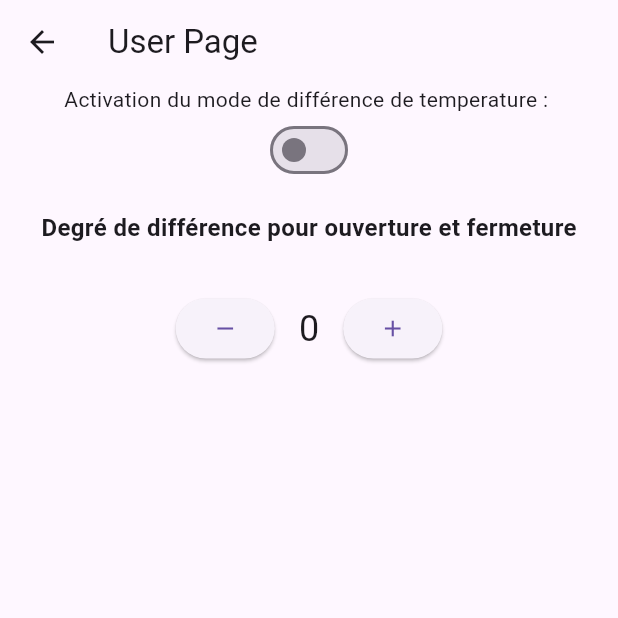
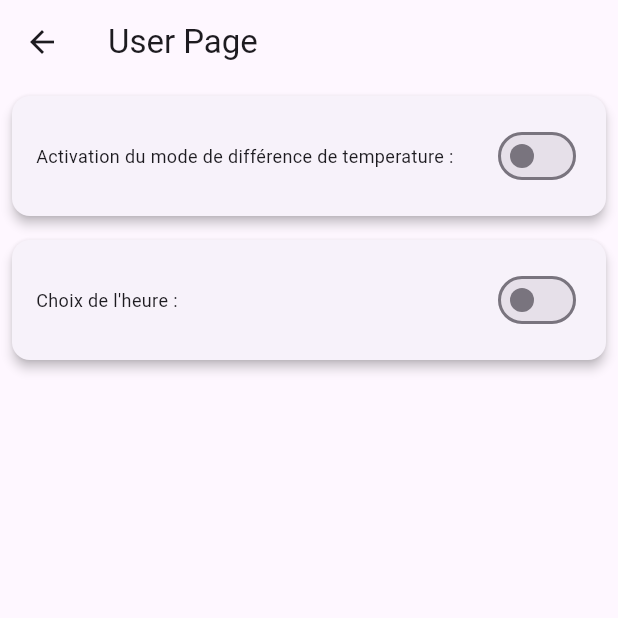
Before and after one commit to GaetanCrabeels/SmartShade, a Flutter app: the UserPage screen opened directly, on a phone screen of 412 x 824 dp, the top half of it. Run offline on Flutter 3.47's test engine with Material 3 defaults, Android fonts, the phone set to English and light mode, and no system bars; our stand-ins replace cloud_firestore, firebase_auth, firebase_core, geolocator; accounts and stored records are empty; network calls fail.

Commit message:
front modification and addition of the hour selection for the autmation

```diff
--- a/lib/screens/sign_up.dart
+++ b/lib/screens/sign_up.dart
@@ -71,6 +71,9 @@ class _SignUpState extends State<SignUp> {
                   'house_temperature': 20,
                   'shutter_temperature_delta_bool': false,
                   'shutter_temperature_delta': 2,
+                  'shutter_hour_bool': false,
+                  'shutter_hour_open': 08.00,
+                  'shutter_hour_close': 20.00,
                 });
 
                 setState(() {
--- a/lib/screens/user_page.dart
+++ b/lib/screens/user_page.dart
@@ -1,18 +1,16 @@
+import 'package:flutter/material.dart';
 import 'package:cloud_firestore/cloud_firestore.dart';
 import 'package:firebase_auth/firebase_auth.dart';
 import 'package:flutter/foundation.dart';
-import 'package:flutter/material.dart';
 
 class UserPage extends StatefulWidget {
-  // ignore: non_constant_identifier_names
   final String user_name;
   final FirebaseFirestore firestore;
-  // ignore: non_constant_identifier_names
+
   const UserPage({Key? key, required this.user_name, required this.firestore})
       : super(key: key);
 
   @override
-  // ignore: library_private_types_in_public_api
   _UserPageState createState() => _UserPageState();
 }
 
@@ -21,6 +19,11 @@ class _UserPageState extends State<UserPage> {
   String? _userId;
   late String _houseId = '0';
   late bool useTemperatureDelta = false;
+  late bool useHour = false;
+  late double _hourOpening = 0;
+  late double _hourClosing = 0;
+  late String printHourOpening = '';
+  late String printHourClosing = '';
 
   CollectionReference houses = FirebaseFirestore.instance.collection('houses');
 
@@ -52,6 +55,12 @@ class _UserPageState extends State<UserPage> {
                 _degreeDiff = houseSnapshot['shutter_temperature_delta'];
                 useTemperatureDelta =
                     houseSnapshot['shutter_temperature_delta_bool'];
+                useHour = houseSnapshot['shutter_hour_bool'];
+                _hourOpening = houseSnapshot['shutter_hour_open'];
+                _hourClosing = houseSnapshot['shutter_hour_close'];
+
+                printHourOpening = convertToHourMinute(_hourOpening);
+                printHourClosing = convertToHourMinute(_hourClosing);
               });
             } else {
               if (kDebugMode) {
@@ -88,43 +97,48 @@ class _UserPageState extends State<UserPage> {
 
           return Column(
             children: [
-              const Text('Activation du mode de différence de temperature : '),
-              Switch(
+              buildSwitchCard(
+                title: 'Activation du mode de différence de temperature : ',
                 value: useTemperatureDelta,
                 onChanged: (value) {
                   _updateTemperatureDelta(value);
                 },
               ),
-              Container(
-                padding: const EdgeInsets.all(16.0),
-                alignment: Alignment.center,
-                child: const Text(
-                  'Degré de différence pour ouverture et fermeture',
-                  style: TextStyle(fontSize: 16, fontWeight: FontWeight.bold),
+              buildSwitchCard(
+                title: 'Choix de l\'heure : ',
+                value: useHour,
+                onChanged: (value) {
+                  _updateHour(value);
+                },
               ),
-              ),
-              Container(
-                padding: const EdgeInsets.all(16.0),
-                alignment: Alignment.center,
-                child: Row(
+              if (useTemperatureDelta)
+                buildCard(
+                  title: 'Degré de différence pour ouverture et fermeture',
+                  content: Row(
                     mainAxisAlignment: MainAxisAlignment.center,
                     children: [
-                    ElevatedButton(
-                      onPressed: _decrementNumber,
-                      child: const Icon(Icons.remove),
-                    ),
+                      buildElevatedButton(_decrementNumber, Icons.remove),
                       const SizedBox(width: 16),
                       Text(
                         '$_degreeDiff',
                         style: const TextStyle(fontSize: 24),
                       ),
                       const SizedBox(width: 16),
-                    ElevatedButton(
-                      onPressed: _incrementNumber,
-                      child: const Icon(Icons.add),
-                    ),
+                      buildElevatedButton(_incrementNumber, Icons.add),
                     ],
                   ),
+                ),
+              if (useHour)
+                buildTimeSelectionCard(
+                  title: 'Heure d\'ouverture des volets : ',
+                  onPressed: () => _selectTime(context, true),
+                  content: Text(printHourOpening),
+                ),
+              if (useHour)
+                buildTimeSelectionCard(
+                  title: 'Heure de fermeture des volets : ',
+                  onPressed: () => _selectTime(context, false),
+                  content: Text(printHourClosing),
                 ),
             ],
           );
@@ -133,12 +147,141 @@ class _UserPageState extends State<UserPage> {
     );
   }
 
-  void _updateTemperatureDelta(bool value) {
+  Widget buildSwitchCard({
+    required String title,
+    required bool value,
+    required ValueChanged<bool> onChanged,
+  }) {
+    return Card(
+      elevation: 3,
+      margin: const EdgeInsets.all(8),
+      child: Padding(
+        padding: const EdgeInsets.all(16),
+        child: Row(
+          mainAxisAlignment: MainAxisAlignment.spaceBetween,
+          children: [
+            Text(
+              title,
+              style: const TextStyle(fontSize: 12),
+            ),
+            Switch(
+              value: value,
+              onChanged: onChanged,
+            ),
+          ],
+        ),
+      ),
+    );
+  }
+
+  Widget buildCard({
+    required String title,
+    required Widget content,
+  }) {
+    return Card(
+      elevation: 3,
+      margin: const EdgeInsets.all(8),
+      child: Column(
+        children: [
+          Padding(
+            padding: const EdgeInsets.all(16),
+            child: Text(
+              title,
+              style: const TextStyle(fontSize: 16, fontWeight: FontWeight.bold),
+            ),
+          ),
+          Padding(
+            padding: const EdgeInsets.all(16),
+            child: content,
+          ),
+        ],
+      ),
+    );
+  }
+
+  Widget buildTimeSelectionCard({
+    required String title,
+    required VoidCallback onPressed,
+    required Widget content,
+  }) {
+    return buildCard(
+      title: title,
+      content: Row(
+        mainAxisAlignment: MainAxisAlignment.center,
+        children: [
+          ElevatedButton(
+            onPressed: onPressed,
+            style: ElevatedButton.styleFrom(
+              minimumSize: const Size(120, 48),
+            ),
+            child: content,
+          ),
+          const SizedBox(width: 16),
+        ],
+      ),
+    );
+  }
+
+  String convertToHourMinute(double value) {
+    final hour = value.toInt();
+    final minute = ((value - hour) * 60).toInt();
+    return '$hour:$minute';
+  }
+
+  void _updateHour(bool value) {
     setState(() {
-      useTemperatureDelta = value;
+      useHour = value;
+      useTemperatureDelta = false;
 
       houses.doc(_houseId).update({
-        'shutter_temperature_delta_bool': value,
+        'shutter_hour_bool': value,
+        'shutter_temperature_delta_bool': false,
+      }).then((_) {
+        printHourOpening = convertToHourMinute(_hourOpening);
+        printHourClosing = convertToHourMinute(_hourClosing);
+      }).catchError((error) {
+        if (kDebugMode) {
+          print('Error updating document: $error');
+        }
+        ScaffoldMessenger.of(context).showSnackBar(
+          const SnackBar(
+            content: Text('Error updating document'),
+            duration: Duration(seconds: 2),
+          ),
+        );
+      });
+    });
+  }
+
+  Future<void> _selectTime(BuildContext context, bool isOpening) async {
+    final initialTime = TimeOfDay(
+      hour: isOpening ? _hourOpening.toInt() : _hourClosing.toInt(),
+      minute: isOpening
+          ? ((_hourOpening - _hourOpening.toInt()) * 60).round()
+          : ((_hourClosing - _hourClosing.toInt()) * 60).round(),
+    );
+
+    final TimeOfDay? picked = await showTimePicker(
+      context: context,
+      initialTime: initialTime,
+    );
+
+    if (picked != null) {
+      setState(() {
+        if (isOpening) {
+          _hourOpening = picked.hour.toDouble() + picked.minute.toDouble() / 60;
+        } else {
+          _hourClosing = picked.hour.toDouble() + picked.minute.toDouble() / 60;
+        }
+
+        // Update the printed hour strings
+        printHourOpening = convertToHourMinute(_hourOpening);
+        printHourClosing = convertToHourMinute(_hourClosing);
+      });
+
+      houses.doc(_houseId).update({
+        'shutter_hour_open': _hourOpening,
+        'shutter_hour_close': _hourClosing,
       }).then((_) {
         ScaffoldMessenger.of(context).showSnackBar(
           const SnackBar(
@@ -147,6 +290,32 @@ class _UserPageState extends State<UserPage> {
           ),
         );
       }).catchError((error) {
+        if (kDebugMode) {
+          print('Error updating document: $error');
+        }
+        ScaffoldMessenger.of(context).showSnackBar(
+          const SnackBar(
+            content: Text('Error updating document'),
+            duration: Duration(seconds: 2),
+          ),
+        );
+      });
+    }
+  }
+
+  void _updateTemperatureDelta(bool value) {
+    setState(() {
+      useTemperatureDelta = value;
+      useHour = false;
+
+      houses
+          .doc(_houseId)
+          .update({
+            'shutter_temperature_delta_bool': value,
+            'shutter_hour_bool': false,
+          })
+          .then((_) {})
+          .catchError((error) {
             if (kDebugMode) {
               print('Error updating document: $error');
             }
@@ -213,4 +382,11 @@ class _UserPageState extends State<UserPage> {
       });
     });
   }
+
+  Widget buildElevatedButton(VoidCallback onPressed, IconData icon) {
+    return ElevatedButton(
+      onPressed: onPressed,
+      child: Icon(icon),
+    );
   }
+}
```
Also changed, not shown: lib/screens/home_page.dart (+18 -1 lines). Lines whose indentation alone changed are shown as unchanged.
